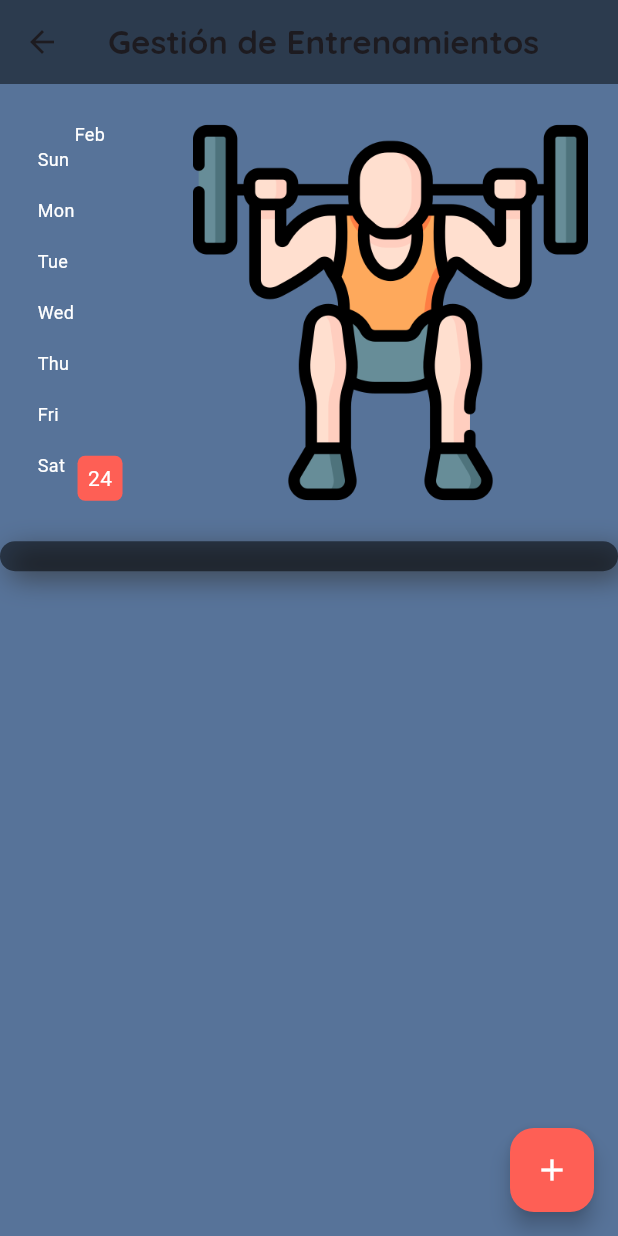
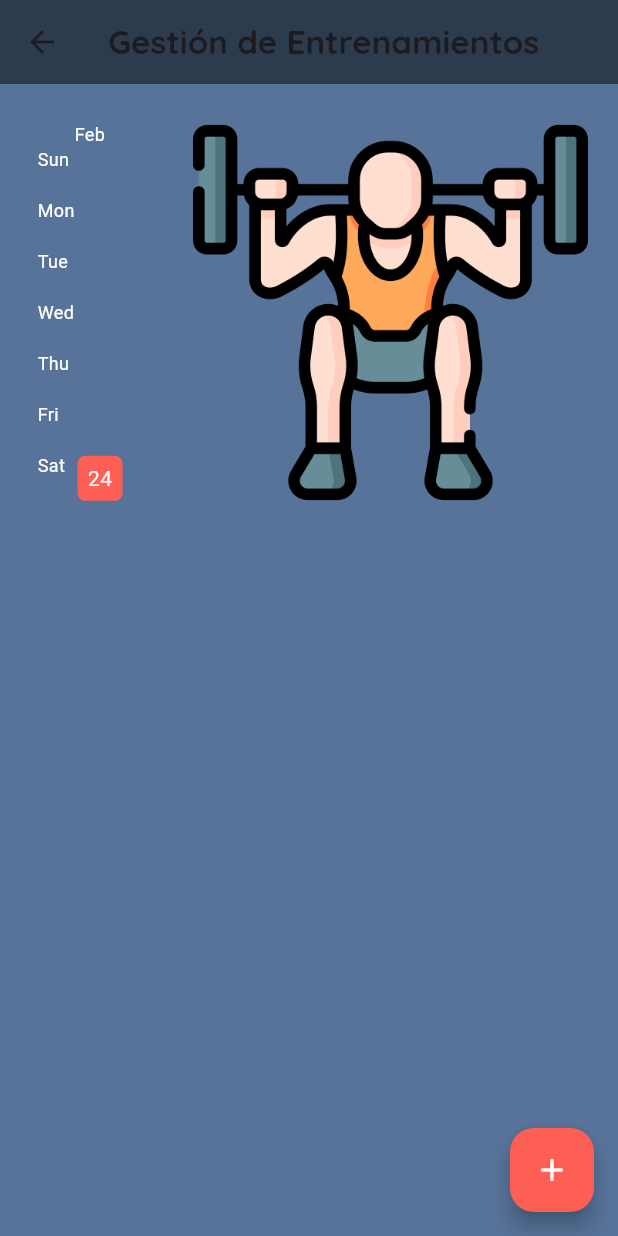
Before and after one commit to danielgalo/flutter-proyfin, a Flutter app: the PantallaPrincipal screen opened directly, on a phone screen of 412 x 824 dp. Run offline on Flutter 3.47's test engine with Material 3 defaults, Android fonts, the light colour scheme and no system bars; drawn by our look-alikes of flutter_heatmap_calendar; our stand-ins replace google_fonts, hive_flutter; accounts and stored records are empty.

```diff
--- a/flutter_proyfin_dgv/lib/pantallas/pantalla_principal.dart
+++ b/flutter_proyfin_dgv/lib/pantallas/pantalla_principal.dart
@@ -178,15 +178,8 @@ class _PantallaPrincipalState extends State<PantallaPrincipal> {
               // Contenedor, como hijo tendrá tantos entrenamientos como haya en la BD
               Container(
                 decoration: BoxDecoration(
-                  color: const Color.fromARGB(134, 0, 0, 0),
                   borderRadius: BorderRadius.circular(15),
-                  boxShadow: const [
-                    BoxShadow(
-                      color: Color.fromARGB(169, 48, 48, 48),
-                      offset: Offset(5, 5),
-                      blurRadius: 15.0,
-                    ),
-                  ],
+
                 ),
                 padding: const EdgeInsets.all(10),
                 child: ListView.builder(
```
Also changed, not shown: flutter_proyfin_dgv/pubspec.yaml (+31 -2 lines), flutter_proyfin_dgv/assets/BowlbyOneSC-Regular.ttf (added), flutter_proyfin_dgv/assets/Quicksand-Bold.ttf (added), flutter_proyfin_dgv/assets/Quicksand-Light.ttf (added), flutter_proyfin_dgv/assets/Quicksand-Medium.ttf (added), flutter_proyfin_dgv/assets/Quicksand-Regular.ttf (added), flutter_proyfin_dgv/assets/Quicksand-SemiBold.ttf (added), flutter_proyfin_dgv/assets/images/icon.png (added), flutter_proyfin_dgv/pubspec.lock, 44 other files.
